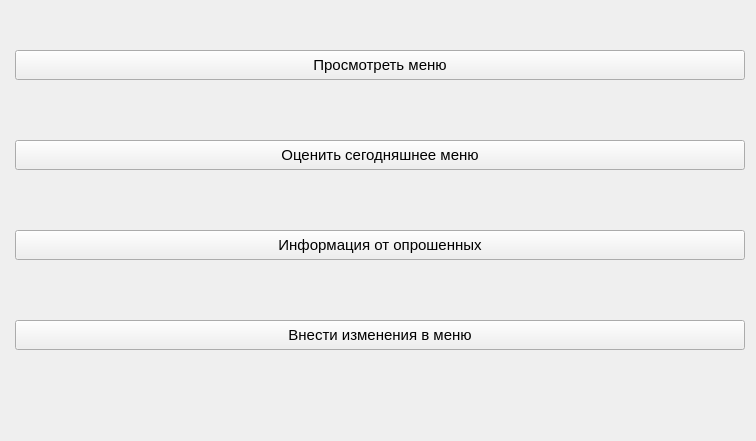
Old version of the form main_window.ui in the repository ksnsmnv/yandex-project.
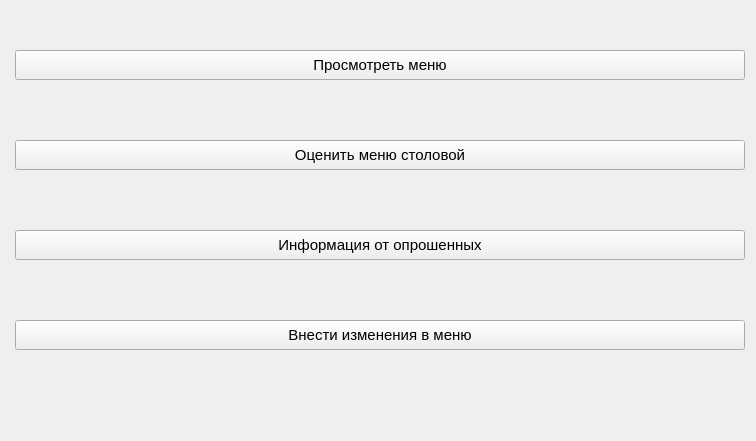
New version of the form.

What changed in the file:
```diff
--- a/main_window.ui
+++ b/main_window.ui
@@ -58,7 +58,7 @@
     </font>
    </property>
    <property name="text">
-    <string>Оценить сегодняшнее меню</string>
+    <string>Оценить меню столовой</string>
    </property>
   </widget>
   <widget class="QPushButton" name="menu">
```
